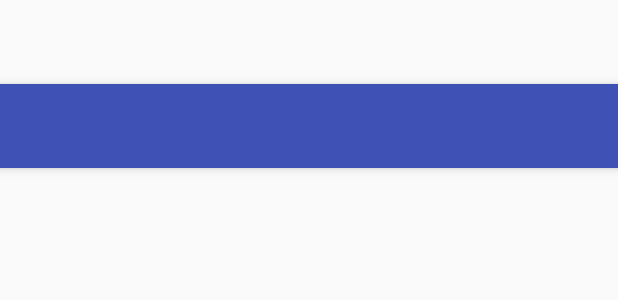
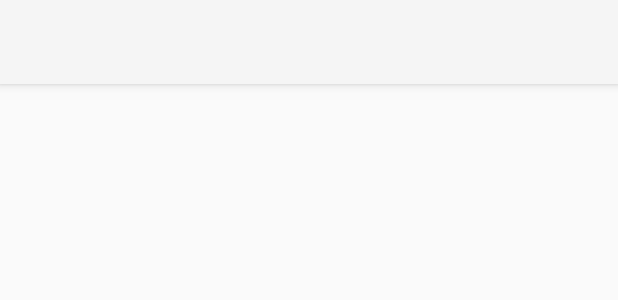
Before and after one commit to ProHax212/RateMyBusinessPartners, an Android app: the layout activity_view_review.xml on its own in the app's theme, with its tools: preview values and no code run, on a phone screen of 412 x 824 dp. Shown: the top 300 px of the screen. Run offline under Robolectric (Android 15) with nearby library versions, the phone set to English and light mode, and no system bars.

Commit message:
Changed a fiew things to get ready for action bars

```diff
--- a/app/src/main/AndroidManifest.xml
+++ b/app/src/main/AndroidManifest.xml
@@ -7,7 +7,7 @@
         android:icon="@mipmap/ic_launcher"
         android:label="@string/app_name"
         android:supportsRtl="true"
-        android:theme="@style/AppTheme">
+        android:theme="@style/Theme.AppCompat.Light.NoActionBar">
         <activity
             android:name=".MainActivity"
             android:label="@string/app_name"
--- a/app/src/main/res/layout/activity_company_profile.xml
+++ b/app/src/main/res/layout/activity_company_profile.xml
@@ -17,7 +17,8 @@
             android:layout_width="match_parent"
             android:layout_height="?attr/actionBarSize"
             android:background="?attr/colorPrimary"
-            app:popupTheme="@style/AppTheme.PopupOverlay" />
+            app:popupTheme="@style/AppTheme.PopupOverlay"
+            android:elevation="@dimen/toolbar_elevation"/>
 
     </android.support.design.widget.AppBarLayout>
 
--- a/app/src/main/res/layout/content_view_review.xml
+++ b/app/src/main/res/layout/content_view_review.xml
@@ -13,4 +13,11 @@
     tools:showIn="@layout/activity_view_review">
 
 
+    <TextView
+        android:layout_width="wrap_content"
+        android:layout_height="wrap_content"
+        android:id="@+id/textView2"
+        android:layout_alignParentTop="true"
+        android:layout_alignParentLeft="true"
+        android:layout_alignParentStart="true" />
 </RelativeLayout>
--- a/app/src/main/res/values/dimens.xml
+++ b/app/src/main/res/values/dimens.xml
@@ -8,6 +8,7 @@
     <!-- General Dimensions -->
     <dimen name="divider_height">5dp</dimen>
     <dimen name="divider_margin">2dp</dimen>
+    <dimen name="toolbar_elevation">4dp</dimen>
 
     <!-- Company Profile dimensions -->
     <dimen name="company_information_text_size">20sp</dimen>
```
